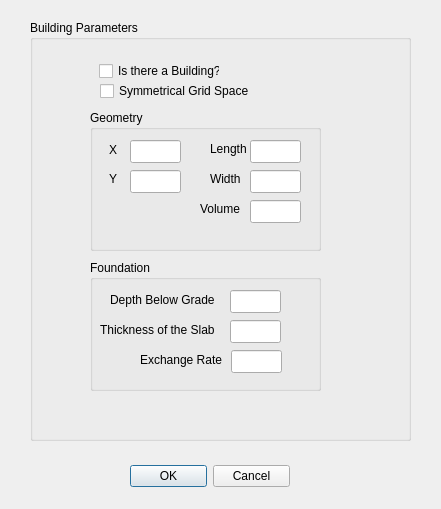
Qt form Experimental/VaporIntrusionGUI/VaporIntrusionDelegate/BuildingDialog.ui (perryiv/cadkit) before a commit.
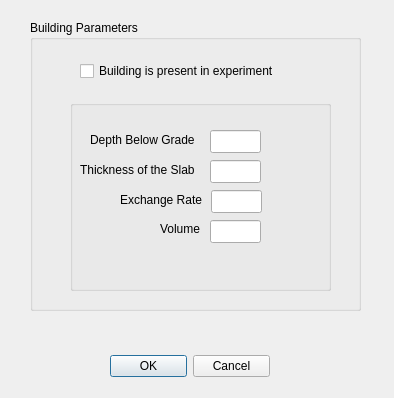
The same form after that commit.

Commit message: - fixed the building properties dialog. - added stub functionality to update the cursor position to the screen.

Diff of the .ui file:
```diff
--- a/Experimental/VaporIntrusionGUI/VaporIntrusionDelegate/BuildingDialog.ui
+++ b/Experimental/VaporIntrusionGUI/VaporIntrusionDelegate/BuildingDialog.ui
@@ -5,8 +5,8 @@
    <rect>
     <x>0</x>
     <y>0</y>
-    <width>441</width>
-    <height>509</height>
+    <width>394</width>
+    <height>398</height>
    </rect>
   </property>
   <property name="windowTitle" >
@@ -15,8 +15,8 @@
   <widget class="QDialogButtonBox" name="okCancelButtons" >
    <property name="geometry" >
     <rect>
-     <x>130</x>
-     <y>460</y>
+     <x>110</x>
+     <y>350</y>
      <width>160</width>
      <height>32</height>
     </rect>
@@ -33,165 +33,24 @@
     <rect>
      <x>30</x>
      <y>20</y>
-     <width>381</width>
-     <height>421</height>
+     <width>331</width>
+     <height>291</height>
     </rect>
    </property>
    <property name="title" >
     <string>Building Parameters</string>
    </property>
-   <widget class="QCheckBox" name="_buildingExists" >
-    <property name="geometry" >
-     <rect>
-      <x>69</x>
-      <y>40</y>
-      <width>121</width>
-      <height>22</height>
-     </rect>
-    </property>
-    <property name="text" >
-     <string>Is there a Building?</string>
-    </property>
-   </widget>
-   <widget class="QGroupBox" name="groupBox" >
-    <property name="geometry" >
-     <rect>
-      <x>60</x>
-      <y>90</y>
-      <width>231</width>
-      <height>141</height>
-     </rect>
-    </property>
-    <property name="title" >
-     <string>Geometry</string>
-    </property>
-    <widget class="QLineEdit" name="_x" >
-     <property name="geometry" >
-      <rect>
-       <x>40</x>
-       <y>30</y>
-       <width>51</width>
-       <height>23</height>
-      </rect>
-     </property>
-    </widget>
-    <widget class="QLineEdit" name="_y" >
-     <property name="geometry" >
-      <rect>
-       <x>40</x>
-       <y>60</y>
-       <width>51</width>
-       <height>23</height>
-      </rect>
-     </property>
-    </widget>
-    <widget class="QLabel" name="label_14" >
-     <property name="geometry" >
-      <rect>
-       <x>19</x>
-       <y>30</y>
-       <width>16</width>
-       <height>20</height>
-      </rect>
-     </property>
-     <property name="text" >
-      <string>X</string>
-     </property>
-    </widget>
-    <widget class="QLabel" name="label_8" >
-     <property name="geometry" >
-      <rect>
-       <x>19</x>
-       <y>60</y>
-       <width>16</width>
-       <height>18</height>
-      </rect>
-     </property>
-     <property name="text" >
-      <string>Y</string>
-     </property>
-    </widget>
-    <widget class="QLineEdit" name="_lengthField" >
-     <property name="geometry" >
-      <rect>
-       <x>160</x>
-       <y>30</y>
-       <width>51</width>
-       <height>23</height>
-      </rect>
-     </property>
-    </widget>
-    <widget class="QLineEdit" name="_widthField" >
-     <property name="geometry" >
-      <rect>
-       <x>160</x>
-       <y>60</y>
-       <width>51</width>
-       <height>23</height>
-      </rect>
-     </property>
-    </widget>
-    <widget class="QLabel" name="label_10" >
-     <property name="geometry" >
-      <rect>
-       <x>110</x>
-       <y>90</y>
-       <width>42</width>
-       <height>18</height>
-      </rect>
-     </property>
-     <property name="text" >
-      <string>Volume</string>
-     </property>
-    </widget>
-    <widget class="QLineEdit" name="_volume" >
-     <property name="geometry" >
-      <rect>
-       <x>160</x>
-       <y>90</y>
-       <width>51</width>
-       <height>23</height>
-      </rect>
-     </property>
-    </widget>
-    <widget class="QLabel" name="label_2" >
-     <property name="geometry" >
-      <rect>
-       <x>120</x>
-       <y>30</y>
-       <width>41</width>
-       <height>18</height>
-      </rect>
-     </property>
-     <property name="text" >
-      <string>Length</string>
-     </property>
-    </widget>
-    <widget class="QLabel" name="label_3" >
-     <property name="geometry" >
-      <rect>
-       <x>120</x>
-       <y>60</y>
-       <width>33</width>
-       <height>18</height>
-      </rect>
-     </property>
-     <property name="text" >
-      <string>Width</string>
-     </property>
-    </widget>
-   </widget>
    <widget class="QGroupBox" name="groupBox_3" >
     <property name="geometry" >
      <rect>
-      <x>60</x>
-      <y>240</y>
-      <width>231</width>
-      <height>131</height>
+      <x>40</x>
+      <y>80</y>
+      <width>261</width>
+      <height>191</height>
      </rect>
     </property>
     <property name="title" >
-     <string>Foundation</string>
+     <string/>
     </property>
     <widget class="QLineEdit" name="_depth" >
      <property name="geometry" >
@@ -262,18 +121,41 @@
       </rect>
      </property>
     </widget>
+    <widget class="QLabel" name="label_10" >
+     <property name="geometry" >
+      <rect>
+       <x>90</x>
+       <y>120</y>
+       <width>42</width>
+       <height>18</height>
+      </rect>
+     </property>
+     <property name="text" >
+      <string>Volume</string>
+     </property>
+    </widget>
+    <widget class="QLineEdit" name="_volume" >
+     <property name="geometry" >
+      <rect>
+       <x>140</x>
+       <y>120</y>
+       <width>51</width>
+       <height>23</height>
+      </rect>
+     </property>
+    </widget>
    </widget>
    <widget class="QCheckBox" name="_symmetricalCheckBox" >
     <property name="geometry" >
      <rect>
-      <x>70</x>
-      <y>60</y>
-      <width>161</width>
+      <x>50</x>
+      <y>40</y>
+      <width>211</width>
       <height>22</height>
      </rect>
     </property>
     <property name="text" >
-     <string>Symmetrical Grid Space</string>
+     <string>Building is present in experiment</string>
     </property>
    </widget>
   </widget>
```
Left out of the diff: 2 changed lines with no effect on the pictures. The commit also changes 8 other files.
